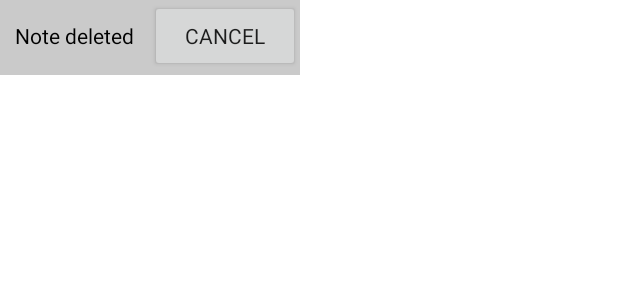
After one commit to damdordev/notepad, an Android app: the layout panel_cancel_delete.xml on its own in the app's theme, with its tools: preview values and no code run, on a phone screen of 412 x 824 dp. The commit adds this screen. Shown: the top 300 px of the screen. Run offline under Robolectric (Android 15) with nearby library versions, the phone set to English and light mode, and no system bars.

Commit message:
cancel note deletion

```diff
--- /dev/null
+++ b/AndroidClient/app/src/main/res/layout/panel_cancel_delete.xml
@@ -0,0 +1,23 @@
+<?xml version="1.0" encoding="utf-8"?>
+<LinearLayout xmlns:android="http://schemas.android.com/apk/res/android"
+    android:id="@+id/panel_cancel"
+    android:orientation="horizontal"
+    android:layout_width="200dp"
+    android:layout_height="50dp"
+    android:background="@color/cancelDeleteBackground">
+
+    <TextView
+        android:layout_width="match_parent"
+        android:layout_height="wrap_content"
+        android:paddingLeft="10dp"
+        android:text="@string/note_deleted"
+        android:layout_weight="1"/>
+
+    <Button
+        android:id="@+id/button_cancel_delete"
+        android:layout_width="200dp"
+        style="@style/TextAppearance.AppCompat"
+        android:layout_height="wrap_content"
+        android:layout_weight="1"
+        android:text="@string/cancel" />
+</LinearLayout>
--- a/AndroidClient/app/src/main/res/values/colors.xml
+++ b/AndroidClient/app/src/main/res/values/colors.xml
@@ -9,4 +9,5 @@
     <color name="editTextColor">#919191</color>
     <color name="transparent">#00ffffff</color>
     <color name="noteItemBackground">#FFFFFF</color>
+    <color name="cancelDeleteBackground">#CACACA</color>
 </resources>
--- a/AndroidClient/app/src/main/res/values/strings.xml
+++ b/AndroidClient/app/src/main/res/values/strings.xml
@@ -5,4 +5,6 @@
     <string name="content">Content</string>
     <string name="title">Title</string>
     <string name="note_edit_save">Save</string>
+    <string name="note_deleted">Note deleted</string>
+    <string name="cancel">Cancel</string>
 </resources>
```
Also changed, not shown: AndroidClient/app/src/main/java/pl/com/damdor/notepad/view/activities/NoteListActivity.java (+28 -4 lines), AndroidClient/app/src/main/java/pl/com/damdor/notepad/viewmodel/NoteListViewModel.java (+22 -2 lines), AndroidClient/app/src/main/res/layout/activity_note_list.xml (+25 -5 lines), 2 other files.
